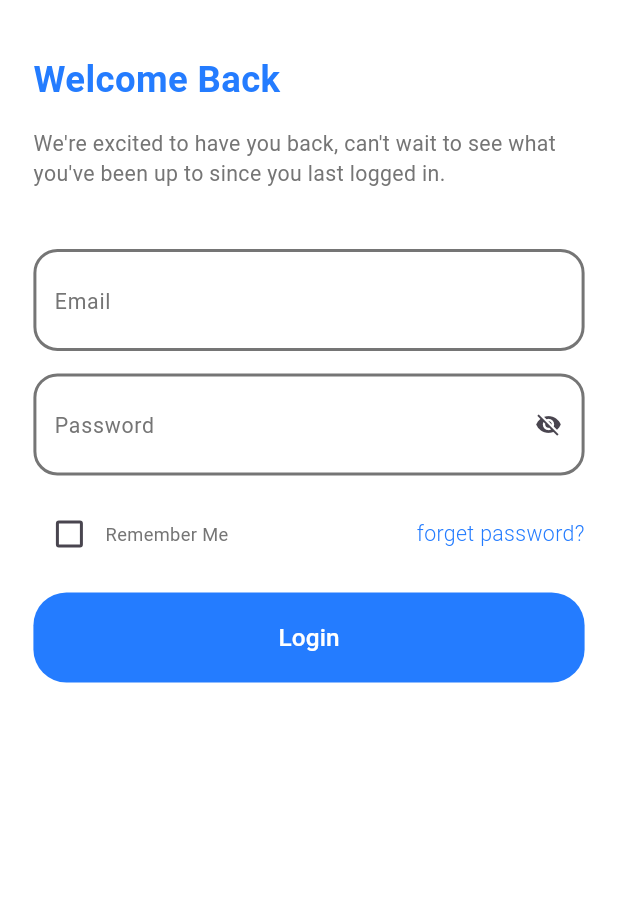
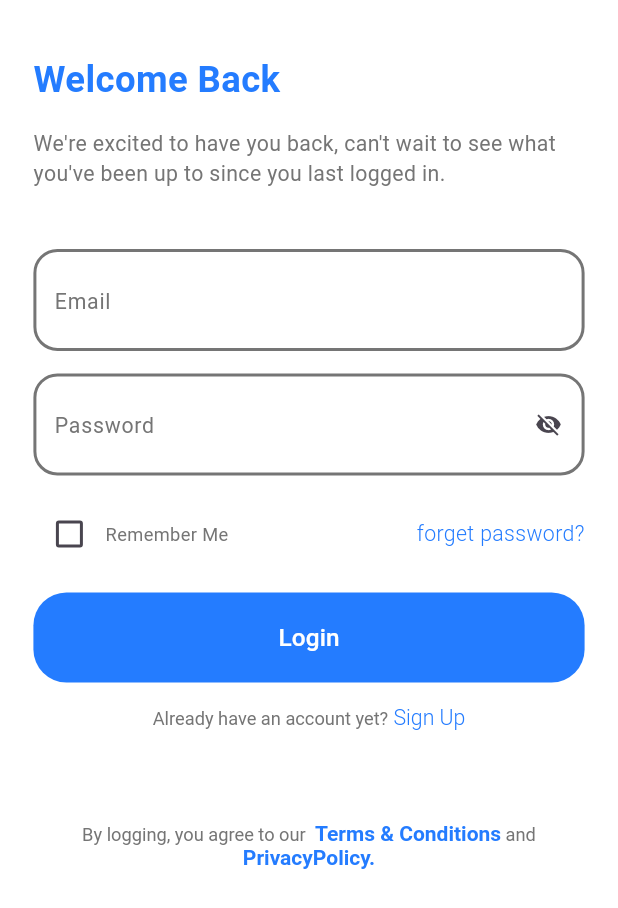
Before and after one commit to Abdalah-eslam/doctor_app, a Flutter app: the screen it shows after launch, after a tap on "Get Started", on a phone screen of 412 x 824 dp. Shown: the top 908 px of the screen. Run offline on Flutter 3.47's test engine with Material 3 defaults, Android fonts, the phone set to English and light mode, and no system bars; our stand-ins replace dio, flutter_screenutil, flutter_svg, freezed_annotation, pretty_dio_logger, retrofit; generated files the repository leaves out were written again.

```diff
--- a/lib/core/theme/style.dart
+++ b/lib/core/theme/style.dart
@@ -9,6 +9,11 @@ class Stylemanger {
     color: Colors.black,
   );
   static TextStyle font12gray400wi = TextStyle(
+    fontSize: 12.sp,
+    fontWeight: FontWeight.w400,
+    color: ColorsManger.maingray,
+  );
+  static TextStyle font12black400wi = TextStyle(
     fontSize: 12.sp,
     fontWeight: FontWeight.w400,
     color: ColorsManger.maingray,
--- /dev/null
+++ b/lib/feature/login/ui/widgets/Terms_Conditions.dart
@@ -0,0 +1,25 @@
+import 'package:doc_app/core/theme/style.dart';
+import 'package:flutter/material.dart';
+
+class Termsandcond extends StatelessWidget {
+  const Termsandcond({super.key});
+
+  @override
+  Widget build(BuildContext context) {
+    return RichText(
+      textAlign: TextAlign.center,
+      text: TextSpan(children: [
+        TextSpan(
+            text: 'By logging, you agree to our ',
+            style: Stylemanger.font12black400wi),
+        TextSpan(
+            text: ' Terms & Conditions',
+            style: Stylemanger.font32blue700wi.copyWith(fontSize: 14)),
+        TextSpan(text: ' and', style: Stylemanger.font12black400wi),
+        TextSpan(
+            text: ' PrivacyPolicy.',
+            style: Stylemanger.font32blue700wi.copyWith(fontSize: 14)),
+      ]),
+    );
+  }
+}
--- /dev/null
+++ b/lib/feature/login/ui/widgets/allready_haveacc.dart
@@ -0,0 +1,19 @@
+import 'package:doc_app/core/theme/style.dart';
+import 'package:flutter/material.dart';
+
+class AllreadyHaveacc extends StatelessWidget {
+  const AllreadyHaveacc({super.key});
+
+  @override
+  Widget build(BuildContext context) {
+    return RichText(
+      textAlign: TextAlign.center,
+      text: TextSpan(children: [
+        TextSpan(
+            text: 'Already have an account yet?',
+            style: Stylemanger.font12black400wi),
+        TextSpan(text: ' Sign Up', style: Stylemanger.font14blue300wi),
+      ]),
+    );
+  }
+}
--- a/lib/feature/login/ui/widgets/totaly_login_view.dart
+++ b/lib/feature/login/ui/widgets/totaly_login_view.dart
@@ -1,5 +1,7 @@
 import 'package:doc_app/core/theme/colors_manger.dart';
 import 'package:doc_app/core/theme/style.dart';
+import 'package:doc_app/feature/login/ui/widgets/Terms_Conditions.dart';
+import 'package:doc_app/feature/login/ui/widgets/allready_haveacc.dart';
 import 'package:doc_app/feature/login/ui/widgets/login_form.dart';
 import 'package:flutter/material.dart';
 import 'package:flutter_screenutil/flutter_screenutil.dart';
@@ -28,6 +30,11 @@ class TotalyLoginView extends StatelessWidget {
               style: Stylemanger.font14gray400wi.copyWith(height: 1.4),
             ),
             const LoginForm(),
+            AllreadyHaveacc(),
+            SizedBox(
+              height: 30,
+            ),
+            Termsandcond(),
           ],
         ),
       ),
--- a/pubspec.yaml
+++ b/pubspec.yaml
@@ -28,6 +28,7 @@ environment:
 # the latest version available on pub.dev. To see which dependencies have newer
 # versions available, run `flutter pub outdated`.
 dependencies:
+  build_runner: ^2.4.14
   cupertino_icons: ^1.0.8
   dio: ^5.7.0
   easy_localization: ^3.0.7
```
Also changed, not shown: lib/core/networking/api_consts.dart (added, +22 -0 lines), lib/core/networking/api_error_handler.dart (added, +174 -0 lines), lib/core/networking/api_error_model.dart (added, +15 -0 lines), lib/core/networking/api_result.dart (added, +10 -0 lines), lib/core/networking/api_service.dart (added, +18 -0 lines), lib/core/networking/dio_factory.dart (added, +32 -0 lines), lib/feature/login/data/models/Requst_Login_model.dart (added, +16 -0 lines), lib/feature/login/data/models/login_reponse.dart (added, +31 -0 lines), lib/core/networking/api_error_model.g.dart (added), lib/core/networking/api_result.freezed.dart (added), lib/core/networking/api_service.g.dart (added), lib/feature/login/data/models/Requst_Login_model.g.dart (added), lib/feature/login/data/models/login_reponse.g.dart (added), pubspec.lock, 1 other file.
